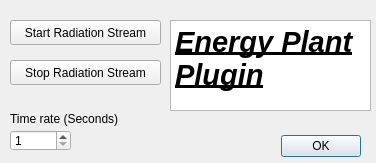
Above: nuclear_energy_plant_radiation_module_dialog_base.ui from DomenicoM92/Nuclear-Energy-Plant-Radiations- before the change. Below: the same form after it.
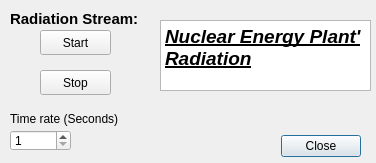
That is the form after the change.

Commit message: update dialog interface and close button

```diff
--- a/nuclear_energy_plant_radiation_module_dialog_base.ui
+++ b/nuclear_energy_plant_radiation_module_dialog_base.ui
@@ -26,15 +26,15 @@
     <enum>Qt::Horizontal</enum>
    </property>
    <property name="standardButtons">
-    <set>QDialogButtonBox::Ok</set>
+    <set>QDialogButtonBox::Close</set>
    </property>
   </widget>
   <widget class="QPushButton" name="start_radiation">
    <property name="geometry">
     <rect>
-     <x>10</x>
-     <y>20</y>
-     <width>151</width>
+     <x>40</x>
+     <y>30</y>
+     <width>71</width>
      <height>25</height>
     </rect>
    </property>
@@ -42,29 +42,29 @@
     <bool>false</bool>
    </property>
    <property name="text">
-    <string>Start Radiation Stream</string>
+    <string>Start</string>
    </property>
   </widget>
   <widget class="QPushButton" name="stop_radiation">
    <property name="geometry">
     <rect>
-     <x>10</x>
-     <y>60</y>
-     <width>151</width>
+     <x>40</x>
+     <y>70</y>
+     <width>71</width>
      <height>25</height>
     </rect>
    </property>
    <property name="text">
-    <string>Stop Radiation Stream</string>
+    <string>Stop</string>
    </property>
   </widget>
   <widget class="QTextBrowser" name="textBrowser">
    <property name="geometry">
     <rect>
-     <x>170</x>
+     <x>160</x>
      <y>20</y>
-     <width>201</width>
-     <height>91</height>
+     <width>211</width>
+     <height>71</height>
     </rect>
    </property>
    <property name="html">
@@ -72,7 +72,7 @@
 &lt;html&gt;&lt;head&gt;&lt;meta name=&quot;qrichtext&quot; content=&quot;1&quot; /&gt;&lt;style type=&quot;text/css&quot;&gt;
 p, li { white-space: pre-wrap; }
 &lt;/style&gt;&lt;/head&gt;&lt;body style=&quot; font-family:'Noto Sans'; font-size:9pt; font-weight:400; font-style:normal;&quot;&gt;
-&lt;p style=&quot; margin-top:0px; margin-bottom:0px; margin-left:0px; margin-right:0px; -qt-block-indent:0; text-indent:0px;&quot;&gt;&lt;span style=&quot; font-size:22pt; font-weight:600; font-style:italic; text-decoration: underline;&quot;&gt;Energy Plant Plugin&lt;/span&gt;&lt;/p&gt;&lt;/body&gt;&lt;/html&gt;</string>
+&lt;p style=&quot; margin-top:0px; margin-bottom:0px; margin-left:0px; margin-right:0px; -qt-block-indent:0; text-indent:0px;&quot;&gt;&lt;span style=&quot; font-size:14pt; font-weight:600; font-style:italic; text-decoration: underline;&quot;&gt;Nuclear Energy Plant' Radiation&lt;/span&gt;&lt;/p&gt;&lt;/body&gt;&lt;/html&gt;</string>
    </property>
   </widget>
   <widget class="QSpinBox" name="sb">
@@ -104,6 +104,26 @@
     <string>Time rate (Seconds)</string>
    </property>
   </widget>
+  <widget class="QLabel" name="label_2">
+   <property name="geometry">
+    <rect>
+     <x>10</x>
+     <y>10</y>
+     <width>141</width>
+     <height>17</height>
+    </rect>
+   </property>
+   <property name="font">
+    <font>
+     <pointsize>11</pointsize>
+     <weight>75</weight>
+     <bold>true</bold>
+    </font>
+   </property>
+   <property name="text">
+    <string>Radiation Stream:</string>
+   </property>
+  </widget>
  </widget>
  <resources/>
  <connections>
```
The commit also changes 1 other file.
